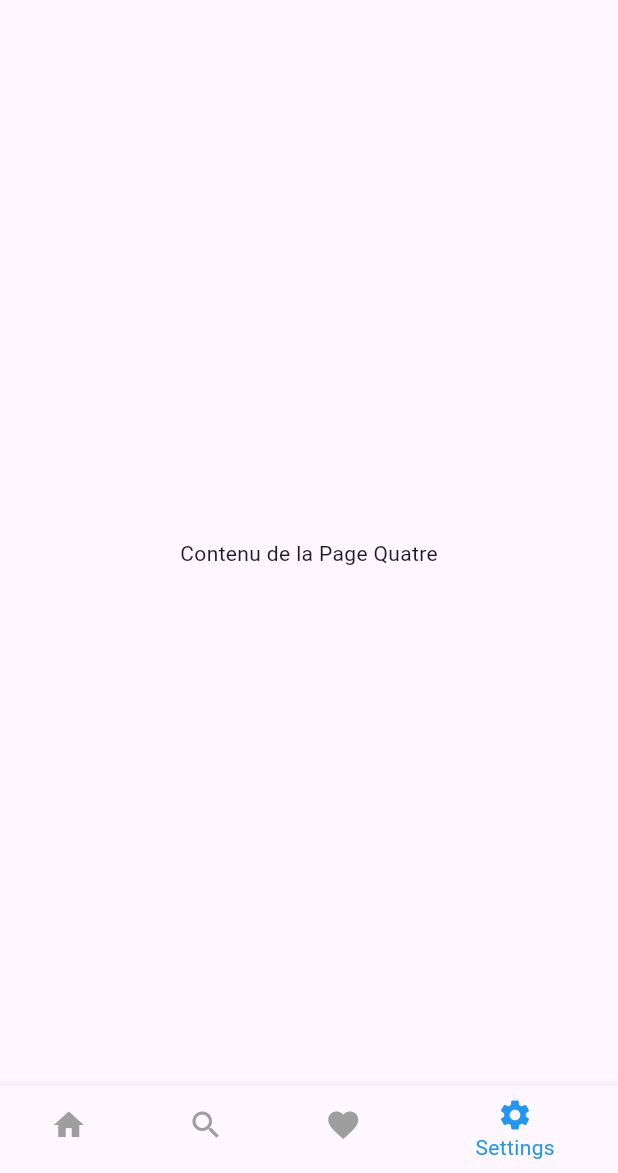
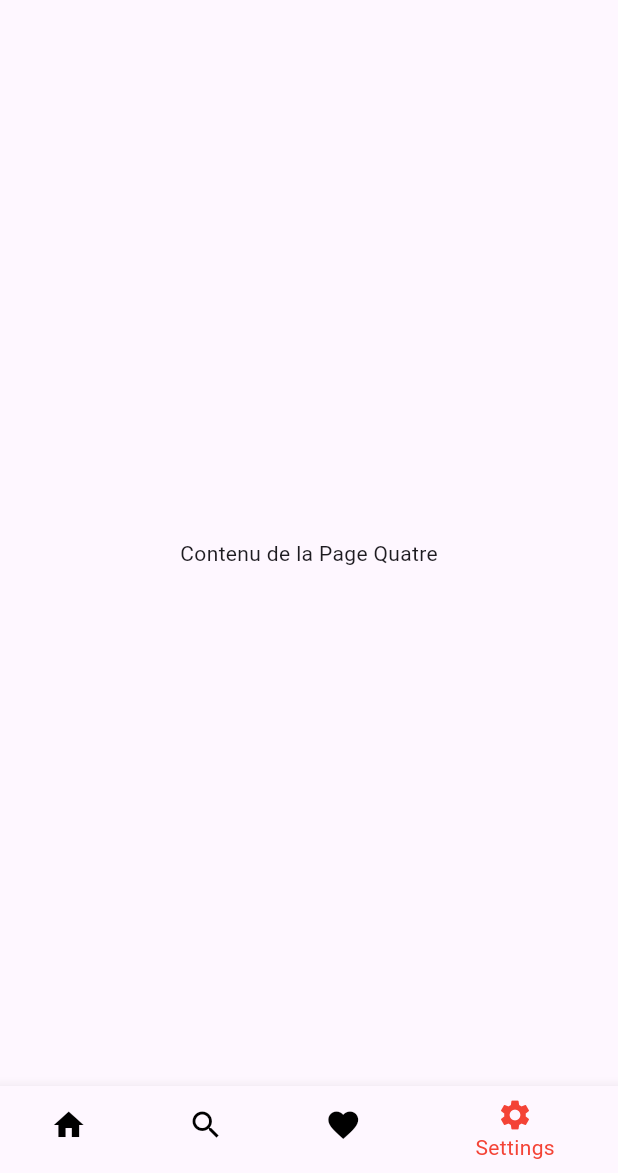
Before and after one commit to Orcadia/sky_cast, a Flutter app: the screen it shows after launch, item 4 of the bottom bar chosen, on a phone screen of 412 x 824 dp, the part 63-1236 px from its top. Run offline on Flutter 3.47's test engine with Material 3 defaults, Android fonts, the phone set to English and light mode, and no system bars; our stand-ins replace geolocator.

```diff
--- a/lib/home/menu_page.dart
+++ b/lib/home/menu_page.dart
@@ -84,8 +84,8 @@ class _HomePageState extends State<Menupage> {
           ),
         ],
         currentIndex: _selectedIndex,
-        selectedItemColor: Colors.blue,
-        unselectedItemColor: Colors.grey,
+        selectedItemColor: Colors.red,
+        unselectedItemColor: Colors.black,
         onTap: _onItemTapped,
       ),
     );
```
